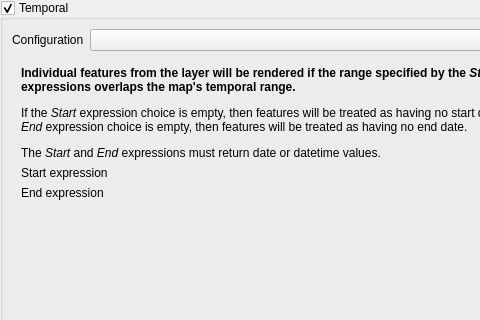
Old version of the form src/ui/qgsvectorlayertemporalpropertieswidgetbase.ui in the repository qgis/QGIS; both pictures show x 0 to 480 and y 0 to 320 of the 611 by 413 pixel window.
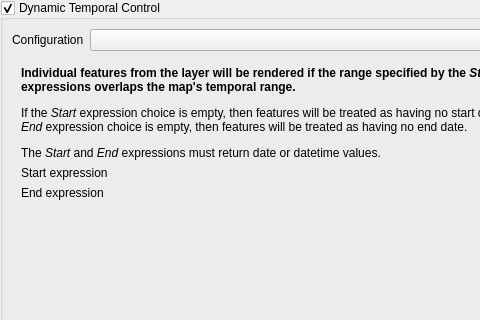
New version of the form. Custom widgets are drawn as their Qt base class.

Commit message: Rename "Temporal" option to "Dynamic Temporal Control" in vector and raster layer properties Temporal tabs

The edit to the form file:
```diff
--- a/src/ui/qgsvectorlayertemporalpropertieswidgetbase.ui
+++ b/src/ui/qgsvectorlayertemporalpropertieswidgetbase.ui
@@ -75,7 +75,7 @@
 background: white;QgsCollapsibleGroupBoxBasic::title, QgsCollapsibleGroupBox::title {  subcontrol-origin: margin;  subcontrol-position: top left;  margin-left: 20px;  margin-right: 5px;  left: 0px;  top: 1px;}QgsCollapsibleGroupBoxBasic::title, QgsCollapsibleGroupBox::title {  subcontrol-origin: margin;  subcontrol-position: top left;  margin-left: 20px;  margin-right: 5px;  left: 0px;  top: 1px;}QgsCollapsibleGroupBoxBasic::title, QgsCollapsibleGroupBox::title {  subcontrol-origin: margin;  subcontrol-position: top left;  margin-left: 20px;  margin-right: 5px;  left: 0px;  top: 1px;}QgsCollapsibleGroupBoxBasic::title, QgsCollapsibleGroupBox::title {  subcontrol-origin: margin;  subcontrol-position: top left;  margin-left: 20px;  margin-right: 5px;  left: 0px;  top: 1px;}QgsCollapsibleGroupBoxBasic::title, QgsCollapsibleGroupBox::title {  subcontrol-origin: margin;  subcontrol-position: top left;  margin-left: 20px;  margin-right: 5px;  left: 0px;  top: 1px;}QgsCollapsibleGroupBoxBasic::title, QgsCollapsibleGroupBox::title {  subcontrol-origin: margin;  subcontrol-position: top left;  margin-left: 20px;  margin-right: 5px;  left: 0px;  top: 1px;}QgsCollapsibleGroupBoxBasic::title, QgsCollapsibleGroupBox::title {  subcontrol-origin: margin;  subcontrol-position: top left;  margin-left: 20px;  margin-right: 5px;  left: 0px;  top: 1px;}QgsCollapsibleGroupBoxBasic::title, QgsCollapsibleGroupBox::title {  subcontrol-origin: margin;  subcontrol-position: top left;  margin-left: 20px;  margin-right: 5px;  left: 0px;  top: 1px;}QgsCollapsibleGroupBoxBasic::title, QgsCollapsibleGroupBox::title {  subcontrol-origin: margin;  subcontrol-position: top left;  margin-left: 20px;  margin-right: 5px;  left: 0px;  top: 1px;}QgsCollapsibleGroupBoxBasic::title, QgsCollapsibleGroupBox::title {  subcontrol-origin: margin;  subcontrol-position: top left;  margin-left: 20px;  margin-right: 5px;  left: 0px;  top: 1px;}QgsCollapsibleGroupBoxBasic::title, QgsCollapsibleGroupBox::title {  subcontrol-origin: margin;  subcontrol-position: top left;  margin-left: 20px;  margin-right: 5px;  left: 0px;  top: 1px;}QgsCollapsibleGroupBoxBasic::title, QgsCollapsibleGroupBox::title {  subcontrol-origin: margin;  subcontrol-position: top left;  margin-left: 20px;  margin-right: 5px;  left: 0px;  top: 1px;}QgsCollapsibleGroupBoxBasic::title, QgsCollapsibleGroupBox::title {  subcontrol-origin: margin;  subcontrol-position: top left;  margin-left: 20px;  margin-right: 5px;  left: 0px;  top: 1px;}</string>
          </property>
          <property name="title">
-          <string>Temporal</string>
+          <string>Dynamic Temporal Control</string>
          </property>
          <property name="checkable">
           <bool>true</bool>
```
Left out of the diff: 3 changed lines with no effect on the pictures. The commit also changes 1 other file.
